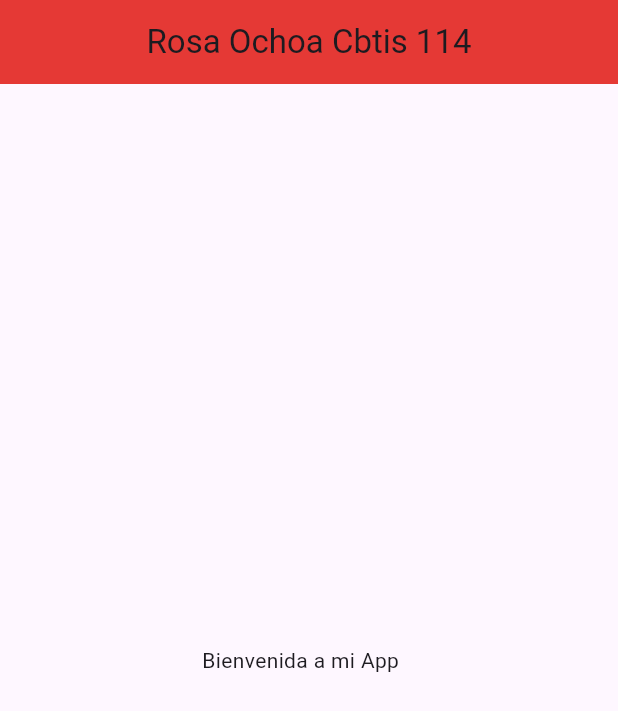
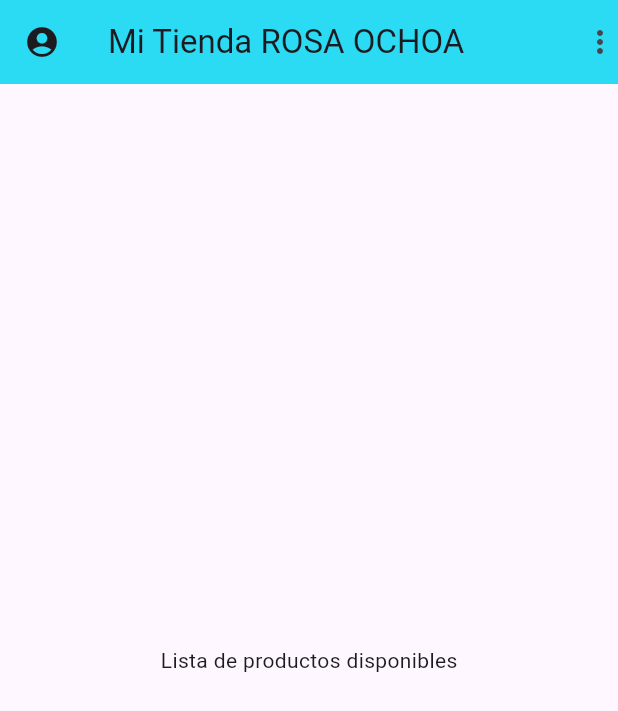
Before and after one commit to rosy8a/CCurso-Flutter-Estatal-Ene26, a Flutter app: the screen it shows after launch, on a phone screen of 412 x 824 dp. Shown: the top 711 px of the screen. Run offline on Flutter 3.47's test engine with Material 3 defaults, Android fonts, the phone set to English and light mode, and no system bars.

Commit message:
ejemplo AppBar

```diff
--- a/lib/main.dart
+++ b/lib/main.dart
@@ -1,16 +1,25 @@
 import 'package:flutter/material.dart';
 
-void main() {
-  runApp(
-    MaterialApp(
+void main() => runApp(MiTienda());
+
+class MiTienda extends StatelessWidget {
+  const MiTienda({super.key});
+
+  @override
+  Widget build(BuildContext context) {
+    return MaterialApp(
+      debugShowCheckedModeBanner: false,
       home: Scaffold(
         appBar: AppBar(
-          title: Text('Rosa Ochoa Cbtis 114'),
-          centerTitle: true,
-          backgroundColor: Colors.red[600],
+          leading: Icon(Icons.account_circle_rounded),
+          title: Text('Mi Tienda ROSA OCHOA'),
+          actions: [Icon(Icons.more_vert)],
+          //centerTitle: true,
+          backgroundColor: const Color.fromARGB(255, 34, 240, 255),
+          elevation: 10,
         ),
-        body: Center(child: Text("Bienvenida a mi App   ")),
+        body: Center(child: Text("Lista de productos disponibles")),
       ),
-    ),
-  );
-}// fin de main
+    );
+  }
+}
```
